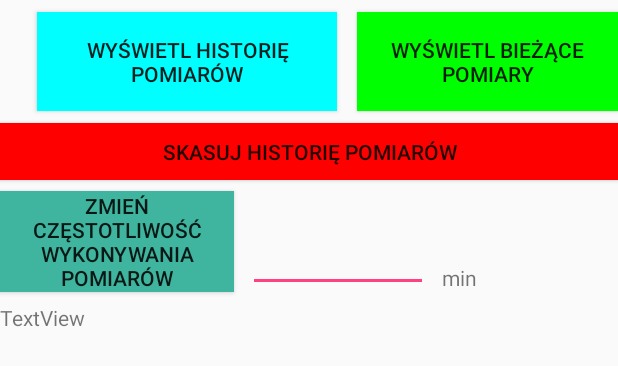
After one commit to Nemo94/RHT_Logger, an Android app: the layout activity_main.xml on its own in the app's theme, with its tools: preview values and no code run, on a phone screen of 412 x 824 dp. The commit adds this screen. Shown: the top 366 px of the screen. Run offline under Robolectric (Android 15) with nearby library versions, the light colour scheme and no system bars.

Commit message:
UI - Buttons and EditText

```diff
--- a/Android/RHT_Logger/app/src/main/java/com/potemski/michal/rht_logger/MainActivity.java
+++ b/Android/RHT_Logger/app/src/main/java/com/potemski/michal/rht_logger/MainActivity.java
@@ -29,10 +29,12 @@ import android.content.pm.PackageManager;
 import android.os.Build;
 import android.os.ParcelUuid;
 import android.os.Bundle;
-import android.os.Handler;
-import android.os.Message;
 
 import android.support.annotation.NonNull;
+
+
+import android.text.Editable;
+import android.text.TextWatcher;
 
 import android.widget.Button;
 import android.widget.EditText;
@@ -41,6 +43,8 @@ import android.widget.ListView;
 import android.widget.TextView;
 import android.widget.Toast;
 
+import android.view.View;
+import android.view.View.OnClickListener;
 
 import java.util.List;
 import java.util.UUID;
@@ -70,6 +74,16 @@ public class MainActivity extends Activity {
     private MeasurementData mTemperatureData;
     private MeasurementData mHumidityData;
 
+    private int EditTextIntervalValue;
+
+    private Button CurrentMeasurementsButton;
+    private Button HistoryButton;
+    private Button ChangeIntervalButton;
+    private Button DeleteHistoryButton;
+
+    private TextView MainTextView;
+    private EditText MeasurementIntervalEditText;
+
 
     @Override
     protected void onCreate(Bundle savedInstanceState) {
@@ -86,19 +100,24 @@ public class MainActivity extends Activity {
         }
 
         // We set the content View of this Activity
-        //setContentView(R.layout.activity_main);
+        setContentView(R.layout.activity_main);
+
+        //Get all the Buttons
+        CurrentMeasurementsButton = (Button) findViewById(R.id.buttonCurrentMeasurements);
+        HistoryButton = (Button) findViewById(R.id.buttonHistory);
+        ChangeIntervalButton = (Button) findViewById(R.id.buttonChangeInterval);
+        DeleteHistoryButton = (Button) findViewById(R.id.buttonDeleteHistory);
 
         // Get all the TextViews
-        //deviceAddressTextView = (TextView) findViewById(R.id.device_address);
-        //actionTextView = (TextView) findViewById(R.id.action);
-        //rssiTextView = (TextView) findViewById(R.id.rssi);
-
-        // Get the descriptions of the actions
-        // actionDescriptions = getResources().getStringArray(R.array.action_descriptions);
+        MainTextView = (TextView) findViewById(R.id.MainText);
+        MeasurementIntervalEditText = (EditText) findViewById(R.id.IntervalText);
 
         // Get the BluetoothManager so we can get the BluetoothAdapter
         final BluetoothManager bluetoothManager = (BluetoothManager) getSystemService(Context.BLUETOOTH_SERVICE);
         mBluetoothAdapter = bluetoothManager.getAdapter();
+
+        //Create objects of MeasurementData class for Temperature and Humidity storage and of CommandData
+        // class to store the commands, nRFStatus and Measurement Interval
 
         mCommandData = new CommandData(1,
                 CommandData.nRF_Status.READY.getStatus(),
@@ -107,6 +126,9 @@ public class MainActivity extends Activity {
         mTemperatureData = new MeasurementData();
         mHumidityData = new MeasurementData();
 
+        MeasurementIntervalEditText.setText(String.valueOf(mCommandData.MeasurementPeriodInMinutes));
+
+        MeasurementIntervalEditText.addTextChangedListener(textWatcher);
 
     }
 
@@ -508,4 +530,45 @@ public class MainActivity extends Activity {
     private void showMessage(int sName) {
         Toast.makeText(this, getString(sName), Toast.LENGTH_LONG).show();
     }
+
+    public void onClick(View v) {
+        final int id = v.getId();
+        switch (id) {
+            //case R.id.button1:
+                // your code for button1 here
+                //break;
+           // case R.id.button2:
+                // your code for button2 here
+              //  break;
+            // even more buttons here
+        }
+    }
+
+    TextWatcher textWatcher = new TextWatcher() {
+        @Override
+        public void beforeTextChanged(CharSequence s, int start, int count, int after) {
+        }
+
+        @Override
+        public void onTextChanged(CharSequence s, int start, int before, int count) {
+        }
+
+        @Override
+        public void afterTextChanged(Editable s) {
+            String TempString;
+            int TempInt;
+            TempString = MeasurementIntervalEditText.getText().toString();
+            TempInt = Integer.parseInt(TempString);
+
+            if(TempInt<1 || TempInt>240) {
+                EditTextIntervalValue = TempInt;
+                //MeasurementIntervalEditText.setText(String.valueOf(EditTextIntervalValue));
+                MeasurementIntervalEditText.setText(TempString);
+            }
+            else
+            {
+                showMessage(R.string.measurement_interval_out_of_scope);
+            }
+        }
+    };
 }
--- /dev/null
+++ b/Android/RHT_Logger/app/src/main/res/layout/activity_main.xml
@@ -0,0 +1,88 @@
+<?xml version="1.0" encoding="utf-8"?>
+
+<RelativeLayout
+    xmlns:android="http://schemas.android.com/apk/res/android"
+    android:layout_width="match_parent"
+    android:layout_height="fill_parent"
+    android:orientation="vertical" >
+
+
+    <Button
+        android:id="@+id/buttonHistory"
+        android:layout_width="200dp"
+        android:layout_height="66dp"
+        android:layout_alignParentTop="true"
+        android:layout_marginEnd="13dp"
+        android:layout_marginTop="8dp"
+        android:layout_toStartOf="@+id/buttonCurrentMeasurements"
+        android:layout_weight="1"
+        android:background="@color/aqua"
+        android:onClick="onClick"
+        android:text="@string/buttonHistoryTxt" />
+
+    <Button
+        android:id="@+id/buttonCurrentMeasurements"
+        android:layout_width="174dp"
+        android:layout_height="66dp"
+        android:layout_above="@+id/buttonDeleteHistory"
+        android:layout_alignParentEnd="true"
+        android:layout_weight="1"
+        android:background="@color/lime"
+        android:onClick="onClick"
+        android:text="@string/buttonCurMeasTxt" />
+
+    <Button
+        android:id="@+id/buttonDeleteHistory"
+        android:layout_width="match_parent"
+        android:layout_height="38dp"
+        android:layout_alignParentStart="true"
+        android:layout_below="@+id/buttonHistory"
+        android:layout_marginTop="8dp"
+        android:layout_weight="1"
+        android:background="@color/red"
+        android:onClick="onClick"
+        android:text="@string/buttonDelHistoryTxt" />
+
+
+    <Button
+        android:id="@+id/buttonChangeInterval"
+        android:layout_width="156dp"
+        android:layout_height="wrap_content"
+        android:layout_alignParentStart="true"
+        android:layout_below="@+id/buttonDeleteHistory"
+        android:layout_marginTop="7dp"
+        android:layout_weight="1"
+        android:onClick="onClick"
+        android:text="@string/buttonChangeIntervalTxt"
+        android:background="@color/colorPrimary"/>
+
+
+    <EditText
+        android:id="@+id/IntervalText"
+        android:layout_width="120dp"
+        android:layout_height="wrap_content"
+        android:layout_alignBottom="@+id/buttonChangeInterval"
+        android:layout_marginStart="9dp"
+        android:layout_toEndOf="@+id/buttonChangeInterval"
+        android:digits="0123456789"
+        android:inputType="number" />
+
+    <TextView
+        android:id="@+id/MinutestextView"
+        android:layout_width="50dp"
+        android:layout_height="wrap_content"
+        android:layout_alignBottom="@+id/IntervalText"
+        android:layout_marginStart="9dp"
+        android:layout_toEndOf="@+id/IntervalText"
+        android:text="@string/minutes_string" />
+
+    <TextView
+        android:id="@+id/MainText"
+        android:layout_width="match_parent"
+        android:layout_height="wrap_content"
+        android:layout_alignParentStart="true"
+        android:layout_below="@+id/buttonChangeInterval"
+        android:layout_marginTop="7dp"
+        android:text="TextView" />
+
+</RelativeLayout>
--- a/Android/RHT_Logger/app/src/main/res/values/strings.xml
+++ b/Android/RHT_Logger/app/src/main/res/values/strings.xml
@@ -7,8 +7,11 @@
     <string name="humidity_char_not_found">Nie znaleziono charakterystyki HUMIDITY!</string>
     <string name="transmission_error">Błąd transmisji, spróbuj ponownie później.</string>
     <string name="nRF_Error">Błąd systemu wbudowanego. Spróbuj ponownie. </string>
-
-
-
+    <string name="buttonCurMeasTxt">WYŚWIETL BIEŻĄCE POMIARY</string>
+    <string name="buttonHistoryTxt">WYŚWIETL HISTORIĘ POMIARÓW</string>
+    <string name="buttonDelHistoryTxt">SKASUJ HISTORIĘ POMIARÓW</string>
+    <string name="buttonChangeIntervalTxt">ZMIEŃ CZĘSTOTLIWOŚĆ WYKONYWANIA POMIARÓW</string>
+    <string name="minutes_string">min</string>
+    <string name="measurement_interval_out_of_scope">Wprowadzono częstotliwość pomiarów spoza zakresu od 1 min do 240 min</string>
 
 </resources>
```
Also changed, not shown: Android/RHT_Logger/app/src/main/res/mipmap-hdpi/ic_launcher.png, Android/RHT_Logger/app/src/main/res/mipmap-mdpi/ic_launcher.png, Android/RHT_Logger/app/src/main/res/mipmap-xhdpi/ic_launcher.png, Android/RHT_Logger/app/src/main/res/mipmap-xxhdpi/ic_launcher.png, Android/RHT_Logger/app/src/main/res/mipmap-xxxhdpi/ic_launcher.png, 7 other files.
